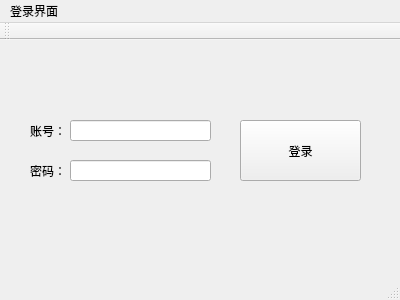
Qt form document_system_os/mainwindow.ui (20143717/document_system_os) before a commit.
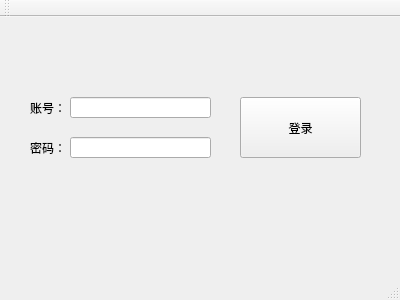
The same form after that commit.

Commit message: 完成基本界面，还需要继续完善相应功能

Patch:
```diff
--- a/document_system_os/mainwindow.ui
+++ b/document_system_os/mainwindow.ui
@@ -83,12 +83,6 @@
      <height>23</height>
     </rect>
    </property>
-   <widget class="QMenu" name="menu">
-    <property name="title">
-     <string>登录界面</string>
-    </property>
-   </widget>
-   <addaction name="menu"/>
   </widget>
   <widget class="QToolBar" name="mainToolBar">
    <attribute name="toolBarArea">
```
The commit also changes 13 other files.
